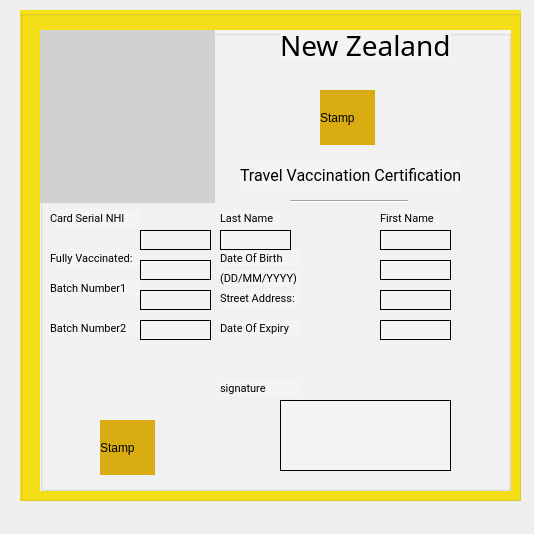
First picture: the form in userApp/covidpassportdialog.ui, repository KempCode/CS106CovidPassport, before the edit.
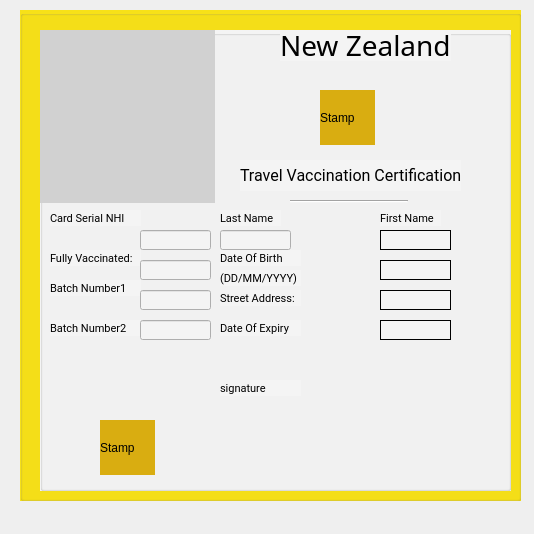
Second picture: the form after the edit.

Diff of the .ui file:
```diff
--- a/userApp/covidpassportdialog.ui
+++ b/userApp/covidpassportdialog.ui
@@ -361,86 +361,6 @@
     <widget class="QLabel" name="label_15">
      <property name="geometry">
       <rect>
-       <x>100</x>
-       <y>200</y>
-       <width>71</width>
-       <height>20</height>
-      </rect>
-     </property>
-     <property name="frameShape">
-      <enum>QFrame::Panel</enum>
-     </property>
-     <property name="text">
-      <string/>
-     </property>
-    </widget>
-    <widget class="QLabel" name="label_16">
-     <property name="geometry">
-      <rect>
-       <x>100</x>
-       <y>230</y>
-       <width>71</width>
-       <height>20</height>
-      </rect>
-     </property>
-     <property name="frameShape">
-      <enum>QFrame::Panel</enum>
-     </property>
-     <property name="text">
-      <string/>
-     </property>
-    </widget>
-    <widget class="QLabel" name="label_17">
-     <property name="geometry">
-      <rect>
-       <x>100</x>
-       <y>260</y>
-       <width>71</width>
-       <height>20</height>
-      </rect>
-     </property>
-     <property name="frameShape">
-      <enum>QFrame::Panel</enum>
-     </property>
-     <property name="text">
-      <string/>
-     </property>
-    </widget>
-    <widget class="QLabel" name="label_18">
-     <property name="geometry">
-      <rect>
-       <x>100</x>
-       <y>290</y>
-       <width>71</width>
-       <height>20</height>
-      </rect>
-     </property>
-     <property name="frameShape">
-      <enum>QFrame::Panel</enum>
-     </property>
-     <property name="text">
-      <string/>
-     </property>
-    </widget>
-    <widget class="QLabel" name="label_19">
-     <property name="geometry">
-      <rect>
-       <x>180</x>
-       <y>200</y>
-       <width>71</width>
-       <height>20</height>
-      </rect>
-     </property>
-     <property name="frameShape">
-      <enum>QFrame::Panel</enum>
-     </property>
-     <property name="text">
-      <string/>
-     </property>
-    </widget>
-    <widget class="QLabel" name="label_20">
-     <property name="geometry">
-      <rect>
        <x>340</x>
        <y>200</y>
        <width>71</width>
@@ -502,22 +422,6 @@
       <string/>
      </property>
     </widget>
-    <widget class="QLabel" name="label_24">
-     <property name="geometry">
-      <rect>
-       <x>240</x>
-       <y>370</y>
-       <width>171</width>
-       <height>71</height>
-      </rect>
-     </property>
-     <property name="frameShape">
-      <enum>QFrame::Panel</enum>
-     </property>
-     <property name="text">
-      <string/>
-     </property>
-    </widget>
     <widget class="Line" name="line">
      <property name="geometry">
       <rect>
@@ -531,6 +435,56 @@
       <enum>Qt::Horizontal</enum>
      </property>
     </widget>
+    <widget class="QLineEdit" name="VI_1">
+     <property name="geometry">
+      <rect>
+       <x>100</x>
+       <y>200</y>
+       <width>71</width>
+       <height>20</height>
+      </rect>
+     </property>
+    </widget>
+    <widget class="QLineEdit" name="VI_2">
+     <property name="geometry">
+      <rect>
+       <x>100</x>
+       <y>230</y>
+       <width>71</width>
+       <height>20</height>
+      </rect>
+     </property>
+    </widget>
+    <widget class="QLineEdit" name="VI_3">
+     <property name="geometry">
+      <rect>
+       <x>100</x>
+       <y>260</y>
+       <width>71</width>
+       <height>20</height>
+      </rect>
+     </property>
+    </widget>
+    <widget class="QLineEdit" name="VI_4">
+     <property name="geometry">
+      <rect>
+       <x>100</x>
+       <y>290</y>
+       <width>71</width>
+       <height>20</height>
+      </rect>
+     </property>
+    </widget>
+    <widget class="QLineEdit" name="PI_1">
+     <property name="geometry">
+      <rect>
+       <x>180</x>
+       <y>200</y>
+       <width>71</width>
+       <height>20</height>
+      </rect>
+     </property>
+    </widget>
    </widget>
   </widget>
  </widget>
```
Left out of the diff: 8 changed lines with no effect on the pictures.
